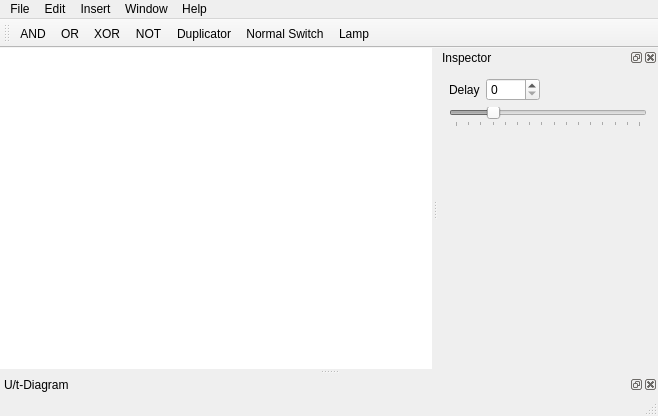
Before: the Qt Designer form mainwindow.ui in narrowtux/Gatter, drawn with Qt 5.
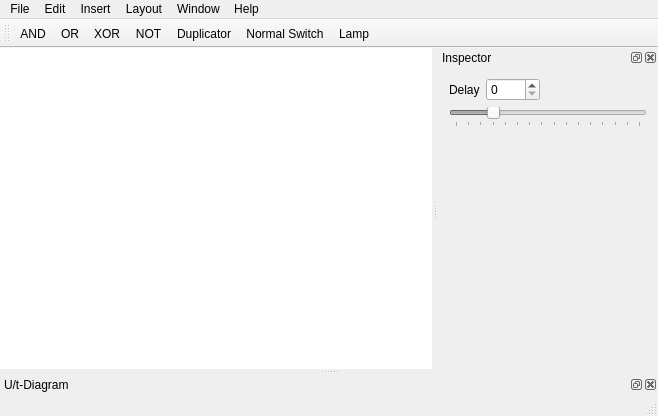
After: the same form once the commit is applied.

Commit message: New menu entries allow you to Layout multiple selected items vertically or horizontally.

```diff
--- a/mainwindow.ui
+++ b/mainwindow.ui
@@ -119,9 +119,17 @@
     <addaction name="actionAbout"/>
     <addaction name="actionHelp"/>
    </widget>
+   <widget class="QMenu" name="menuLayout">
+    <property name="title">
+     <string>Layout</string>
+    </property>
+    <addaction name="actionLayout_Horizontally"/>
+    <addaction name="actionLayout_Vertically"/>
+   </widget>
    <addaction name="menuFile"/>
    <addaction name="menuEdit"/>
    <addaction name="menuInsert"/>
+   <addaction name="menuLayout"/>
    <addaction name="menuWindow"/>
    <addaction name="menuHelp"/>
   </widget>
```
Left out of the diff: 10 changed lines with no effect on the pictures. The commit also changes 2 other files.
